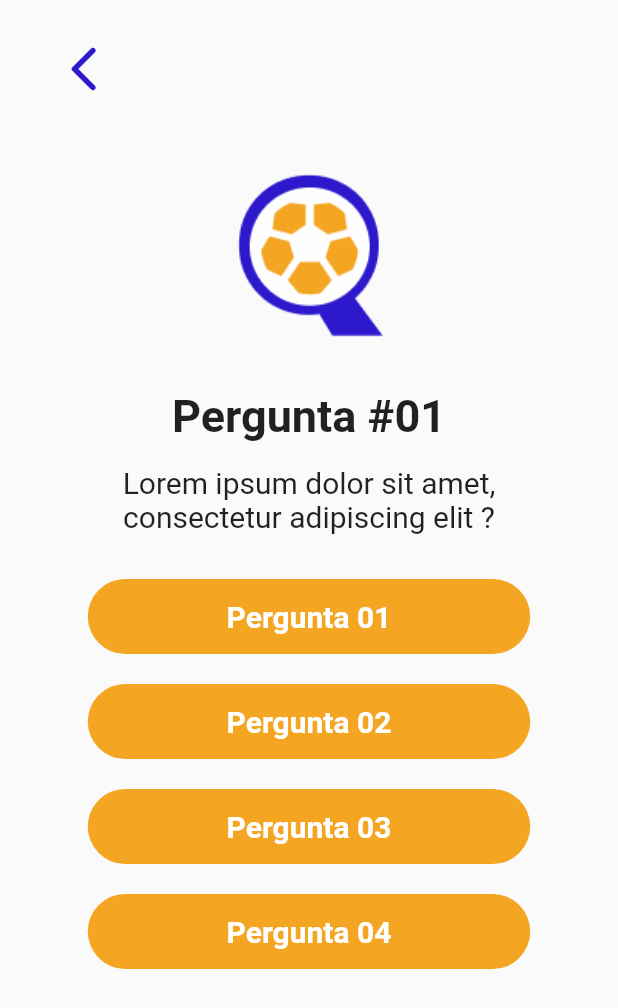
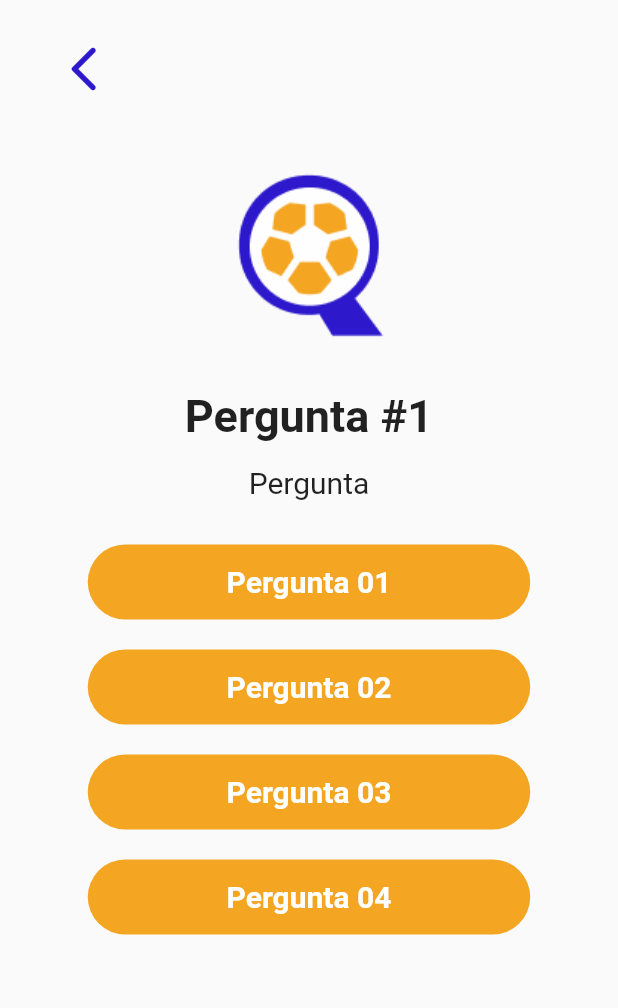
Before and after one commit to RicMerces/QuizSoocer, a Flutter app: the screen it shows after launch, on a phone screen of 412 x 824 dp. Shown: the top 1008 px of the screen. Run offline on Flutter 3.47's test engine with Material 2 defaults, Android fonts, the phone set to English and light mode, and no system bars.

```diff
--- /dev/null
+++ b/BrazilianQuizSoocer/quizsoocer/lib/model/Questao_model.dart
@@ -0,0 +1,21 @@
+import 'package:flutter/material.dart';
+
+class Questao extends StatelessWidget {
+  final String texto;
+
+  Questao(this.texto);
+
+  @override
+  Widget build(BuildContext context) {
+    return Padding(
+      padding: EdgeInsets.only(left: 40, right: 40, top: 15, bottom: 30),
+      child: Text(
+        texto,
+        style: const TextStyle(
+          fontSize: 20,
+        ),
+        textAlign: TextAlign.center,
+      ),
+    );
+  }
+}
--- a/BrazilianQuizSoocer/quizsoocer/lib/pages/Game.dart
+++ b/BrazilianQuizSoocer/quizsoocer/lib/pages/Game.dart
@@ -1,4 +1,5 @@
 import 'package:flutter/material.dart';
+import 'package:quizsoocer/model/Questao_model.dart';
 
 class Game extends StatefulWidget {
   @override
@@ -6,6 +7,27 @@ class Game extends StatefulWidget {
 }
 
 class _GameState extends State<Game> {
+  var _pergunta = 0;
+  var _somaTotalPts = 0;
+
+  String perguntaAtual = '';
+
+  final List<Map<String, Object>> perguntas = [
+    {
+      'texto': 'Pergunta',
+      'respostas': [
+        {'texto': 'Opcao01', 'nota': 10},
+        {'texto': 'Opcao02', 'nota': 12},
+        {'texto': 'Opcao03', 'nota': 14},
+        {'texto': 'Opcao04', 'nota': 16},
+      ]
+    },
+  ];
+
+  void aPergunta() {}
+
+  void perguntaRespondida() {}
+
   @override
   Widget build(BuildContext context) {
     return Scaffold(
@@ -17,7 +39,7 @@ class _GameState extends State<Game> {
                   padding: EdgeInsets.only(left: 30, top: 20),
                   child: IconButton(
                       onPressed: () {},
-                      icon: Icon(
+                      icon: const Icon(
                         Icons.arrow_back_ios_new_rounded,
                         color: Color(0xff2D19CB),
                         size: 36,
@@ -30,24 +52,14 @@ class _GameState extends State<Game> {
                 'assets/img/Component3.png',
               ),
             ),
-            const Text(
-              'Pergunta #01',
-              style: TextStyle(
+            Text(
+              'Pergunta #${_pergunta + 1}',
+              style: const TextStyle(
                 fontSize: 30,
                 fontWeight: FontWeight.bold,
               ),
             ),
-            const Padding(
-              padding:
-                  EdgeInsets.only(left: 40, right: 40, top: 15, bottom: 30),
-              child: Text(
-                'Lorem ipsum dolor sit amet, consectetur adipiscing elit ?',
-                style: TextStyle(
-                  fontSize: 20,
-                ),
-                textAlign: TextAlign.center,
-              ),
-            ),
+            Questao(perguntaAtual = perguntas[_pergunta].cast()['texto']),
             Column(
               children: [
                 Padding(
```
